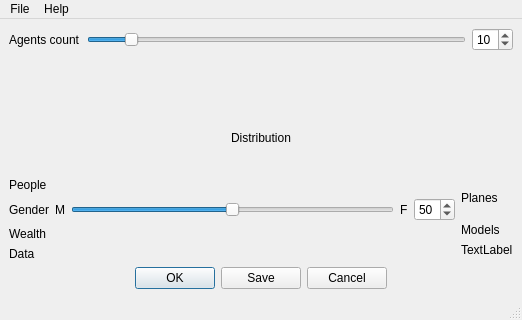
Old version of the form agent_app/assets/ui/generator.ui in the repository xentellion/mas.
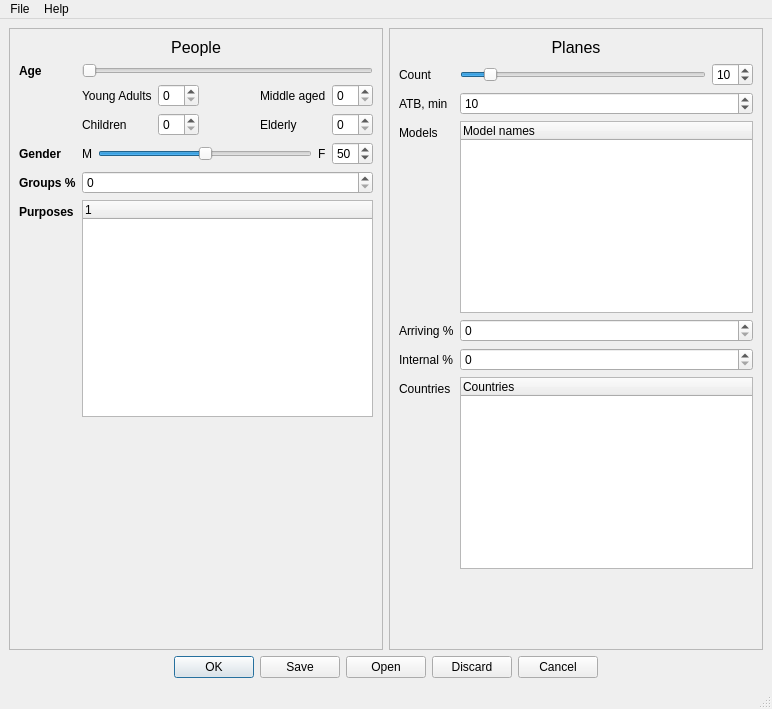
New version of the form. Icons and pictures are not drawn. Custom widgets are drawn as their Qt base class.

Commit message: FEAT: Generator Window

```diff
--- a/agent_app/assets/ui/generator.ui
+++ b/agent_app/assets/ui/generator.ui
@@ -6,122 +6,160 @@
    <rect>
     <x>0</x>
     <y>0</y>
-    <width>522</width>
-    <height>320</height>
+    <width>772</width>
+    <height>709</height>
    </rect>
   </property>
   <property name="sizePolicy">
-   <sizepolicy hsizetype="Preferred" vsizetype="Preferred">
+   <sizepolicy hsizetype="Fixed" vsizetype="Minimum">
     <horstretch>0</horstretch>
     <verstretch>0</verstretch>
    </sizepolicy>
   </property>
+  <property name="minimumSize">
+   <size>
+    <width>0</width>
+    <height>0</height>
+   </size>
+  </property>
   <property name="windowTitle">
    <string>MainWindow</string>
   </property>
   <widget class="QWidget" name="centralwidget">
+   <property name="sizePolicy">
+    <sizepolicy hsizetype="Fixed" vsizetype="Fixed">
+     <horstretch>0</horstretch>
+     <verstretch>0</verstretch>
+    </sizepolicy>
+   </property>
+   <layout class="QVBoxLayout" name="verticalLayout_5">
+    <item>
+     <layout class="QHBoxLayout" name="horizontalLayout_3" stretch="0,0">
+      <item>
+       <widget class="QFrame" name="frame">
+        <property name="sizePolicy">
+         <sizepolicy hsizetype="Expanding" vsizetype="Minimum">
+          <horstretch>0</horstretch>
+          <verstretch>0</verstretch>
+         </sizepolicy>
+        </property>
+        <property name="frameShape">
+         <enum>QFrame::Shape::StyledPanel</enum>
+        </property>
+        <property name="frameShadow">
+         <enum>QFrame::Shadow::Raised</enum>
+        </property>
    <layout class="QVBoxLayout" name="verticalLayout">
     <item>
-     <layout class="QFormLayout" name="formLayout">
-      <property name="sizeConstraint">
-       <enum>QLayout::SizeConstraint::SetDefaultConstraint</enum>
-      </property>
-      <property name="fieldGrowthPolicy">
-       <enum>QFormLayout::FieldGrowthPolicy::ExpandingFieldsGrow</enum>
-      </property>
-      <property name="rowWrapPolicy">
-       <enum>QFormLayout::RowWrapPolicy::DontWrapRows</enum>
-      </property>
-      <property name="formAlignment">
-       <set>Qt::AlignmentFlag::AlignLeading|Qt::AlignmentFlag::AlignLeft|Qt::AlignmentFlag::AlignTop</set>
-      </property>
-      <item row="0" column="0">
-       <widget class="QLabel" name="label">
-        <property name="sizePolicy">
-         <sizepolicy hsizetype="Preferred" vsizetype="Minimum">
-          <horstretch>0</horstretch>
-          <verstretch>0</verstretch>
-         </sizepolicy>
-        </property>
-        <property name="text">
-         <string>Agents count</string>
-        </property>
-       </widget>
-      </item>
-      <item row="0" column="1">
-       <layout class="QHBoxLayout" name="horizontalLayout_2">
-        <item>
-         <widget class="QSlider" name="agentCountSlider">
-          <property name="value">
-           <number>10</number>
-          </property>
-          <property name="orientation">
-           <enum>Qt::Orientation::Horizontal</enum>
-          </property>
-         </widget>
-        </item>
-        <item>
-         <widget class="QSpinBox" name="agentCountSpin">
-          <property name="value">
-           <number>10</number>
-          </property>
-         </widget>
-        </item>
-       </layout>
-      </item>
-     </layout>
-    </item>
-    <item>
-     <widget class="QLabel" name="label_2">
-      <property name="sizePolicy">
-       <sizepolicy hsizetype="Preferred" vsizetype="Minimum">
-        <horstretch>0</horstretch>
-        <verstretch>0</verstretch>
-       </sizepolicy>
-      </property>
-      <property name="text">
-       <string>Distribution</string>
-      </property>
-      <property name="alignment">
-       <set>Qt::AlignmentFlag::AlignCenter</set>
-      </property>
-     </widget>
-    </item>
-    <item>
-     <layout class="QHBoxLayout" name="horizontalLayout_3">
-      <item>
        <layout class="QVBoxLayout" name="verticalLayout_3">
         <item>
          <widget class="QLabel" name="label_7">
+             <property name="sizePolicy">
+              <sizepolicy hsizetype="Preferred" vsizetype="Fixed">
+               <horstretch>0</horstretch>
+               <verstretch>0</verstretch>
+              </sizepolicy>
+             </property>
+             <property name="font">
+              <font>
+               <pointsize>12</pointsize>
+               <bold>false</bold>
+              </font>
+             </property>
           <property name="text">
            <string>People</string>
           </property>
+             <property name="alignment">
+              <set>Qt::AlignmentFlag::AlignCenter</set>
+             </property>
          </widget>
         </item>
         <item>
          <layout class="QFormLayout" name="formLayout_2">
+             <property name="sizeConstraint">
+              <enum>QLayout::SizeConstraint::SetMinimumSize</enum>
+             </property>
           <item row="0" column="0">
+              <widget class="QLabel" name="ageDistributionLabel">
+               <property name="font">
+                <font>
+                 <bold>true</bold>
+                </font>
+               </property>
+               <property name="text">
+                <string>Age</string>
+               </property>
+              </widget>
+             </item>
+             <item row="0" column="1">
+              <widget class="QRangeSlider" name="ageSlider">
+               <property name="orientation">
+                <enum>Qt::Orientation::Horizontal</enum>
+               </property>
+              </widget>
+             </item>
+             <item row="3" column="0">
+              <widget class="QLabel" name="familiesGroupsLabel">
+               <property name="font">
+                <font>
+                 <bold>true</bold>
+                </font>
+               </property>
+               <property name="text">
+                <string>Groups %</string>
+               </property>
+              </widget>
+             </item>
+             <item row="3" column="1">
+              <widget class="QSpinBox" name="familiesGroupsSpinBox"/>
+             </item>
+             <item row="4" column="0">
+              <widget class="QLabel" name="purposesLabel">
+               <property name="font">
+                <font>
+                 <bold>true</bold>
+                </font>
+               </property>
+               <property name="text">
+                <string>Purposes</string>
+               </property>
+              </widget>
+             </item>
+             <item row="4" column="1">
+              <widget class="QTreeWidget" name="purposesTree">
+               <column>
+                <property name="text">
+                 <string notr="true">1</string>
+                </property>
+               </column>
+              </widget>
+             </item>
+             <item row="5" column="1">
+              <spacer name="verticalSpacer_2">
+               <property name="orientation">
+                <enum>Qt::Orientation::Vertical</enum>
+               </property>
+               <property name="sizeHint" stdset="0">
+                <size>
+                 <width>20</width>
+                 <height>40</height>
+                </size>
+               </property>
+              </spacer>
+             </item>
+             <item row="2" column="0">
            <widget class="QLabel" name="label_3">
+               <property name="font">
+                <font>
+                 <bold>true</bold>
+                </font>
+               </property>
             <property name="text">
              <string>Gender</string>
             </property>
            </widget>
           </item>
-          <item row="1" column="0">
-           <widget class="QLabel" name="label_4">
-            <property name="text">
-             <string>Wealth</string>
-            </property>
-           </widget>
-          </item>
-          <item row="2" column="0">
-           <widget class="QLabel" name="label_9">
-            <property name="text">
-             <string>Data</string>
-            </property>
-           </widget>
-          </item>
-          <item row="0" column="1">
+             <item row="2" column="1">
            <layout class="QHBoxLayout" name="horizontalLayout_8">
             <item>
              <widget class="QLabel" name="label_12">
@@ -165,17 +203,123 @@
             </item>
            </layout>
           </item>
+             <item row="1" column="1">
+              <layout class="QGridLayout" name="gridLayout">
+               <item row="0" column="4">
+                <widget class="QSpinBox" name="middleSpin"/>
+               </item>
+               <item row="0" column="0">
+                <widget class="QLabel" name="label_2">
+                 <property name="text">
+                  <string>Young Adults</string>
+                 </property>
+                </widget>
+               </item>
+               <item row="0" column="2">
+                <spacer name="horizontalSpacer_4">
+                 <property name="orientation">
+                  <enum>Qt::Orientation::Horizontal</enum>
+                 </property>
+                 <property name="sizeHint" stdset="0">
+                  <size>
+                   <width>40</width>
+                   <height>20</height>
+                  </size>
+                 </property>
+                </spacer>
+               </item>
+               <item row="0" column="3">
+                <widget class="QLabel" name="label_4">
+                 <property name="text">
+                  <string>Middle aged</string>
+                 </property>
+                </widget>
+               </item>
+               <item row="0" column="1">
+                <widget class="QSpinBox" name="youngSpin"/>
+               </item>
+               <item row="1" column="0">
+                <widget class="QLabel" name="label">
+                 <property name="text">
+                  <string>Children</string>
+                 </property>
+                </widget>
+               </item>
+               <item row="1" column="1">
+                <widget class="QSpinBox" name="childSpin"/>
+               </item>
+               <item row="1" column="2">
+                <spacer name="horizontalSpacer_3">
+                 <property name="orientation">
+                  <enum>Qt::Orientation::Horizontal</enum>
+                 </property>
+                 <property name="sizeHint" stdset="0">
+                  <size>
+                   <width>40</width>
+                   <height>20</height>
+                  </size>
+                 </property>
+                </spacer>
+               </item>
+               <item row="1" column="3">
+                <widget class="QLabel" name="label_5">
+                 <property name="text">
+                  <string>Elderly</string>
+                 </property>
+                </widget>
+               </item>
+               <item row="1" column="4">
+                <widget class="QSpinBox" name="elderSpin"/>
+               </item>
          </layout>
         </item>
        </layout>
       </item>
+          </layout>
+         </item>
+        </layout>
+       </widget>
+      </item>
+      <item>
+       <widget class="QFrame" name="frame_2">
+        <property name="sizePolicy">
+         <sizepolicy hsizetype="Expanding" vsizetype="Minimum">
+          <horstretch>0</horstretch>
+          <verstretch>0</verstretch>
+         </sizepolicy>
+        </property>
+        <property name="frameShape">
+         <enum>QFrame::Shape::StyledPanel</enum>
+        </property>
+        <property name="frameShadow">
+         <enum>QFrame::Shadow::Raised</enum>
+        </property>
+        <layout class="QVBoxLayout" name="verticalLayout_2">
       <item>
        <layout class="QVBoxLayout" name="verticalLayout_4">
+           <property name="sizeConstraint">
+            <enum>QLayout::SizeConstraint::SetMinimumSize</enum>
+           </property>
         <item>
          <widget class="QLabel" name="label_8">
+             <property name="sizePolicy">
+              <sizepolicy hsizetype="Preferred" vsizetype="Fixed">
+               <horstretch>0</horstretch>
+               <verstretch>0</verstretch>
+              </sizepolicy>
+             </property>
+             <property name="font">
+              <font>
+               <pointsize>12</pointsize>
+               <bold>false</bold>
+              </font>
+             </property>
           <property name="text">
            <string>Planes</string>
           </property>
+             <property name="alignment">
+              <set>Qt::AlignmentFlag::AlignCenter</set>
+             </property>
          </widget>
         </item>
         <item>
@@ -183,20 +327,122 @@
           <item row="0" column="0">
            <widget class="QLabel" name="label_10">
             <property name="text">
-             <string>Models</string>
+                <string>Count</string>
             </property>
            </widget>
           </item>
           <item row="1" column="0">
+              <widget class="QLabel" name="frequencyLabel">
+               <property name="text">
+                <string>ATB, min</string>
+               </property>
+              </widget>
+             </item>
+             <item row="1" column="1">
+              <widget class="QSpinBox" name="planeFrequency">
+               <property name="value">
+                <number>10</number>
+               </property>
+              </widget>
+             </item>
+             <item row="2" column="0">
            <widget class="QLabel" name="label_11">
             <property name="text">
-             <string>TextLabel</string>
+                <string>Models</string>
             </property>
            </widget>
           </item>
+             <item row="2" column="1">
+              <widget class="QTreeWidget" name="modelsTree">
+               <property name="sizePolicy">
+                <sizepolicy hsizetype="Expanding" vsizetype="Maximum">
+                 <horstretch>0</horstretch>
+                 <verstretch>0</verstretch>
+                </sizepolicy>
+               </property>
+               <column>
+                <property name="text">
+                 <string>Model names</string>
+                </property>
+               </column>
+              </widget>
+             </item>
+             <item row="3" column="0">
+              <widget class="QLabel" name="arrivingLabel">
+               <property name="text">
+                <string>Arriving %</string>
+               </property>
+              </widget>
+             </item>
+             <item row="3" column="1">
+              <widget class="QSpinBox" name="arrivingSpin"/>
+             </item>
+             <item row="4" column="0">
+              <widget class="QLabel" name="wanttomakeitusiongdesignerandyoumadeupth">
+               <property name="text">
+                <string>Internal %</string>
+               </property>
+              </widget>
+             </item>
+             <item row="4" column="1">
+              <widget class="QSpinBox" name="internalSpin"/>
+             </item>
+             <item row="5" column="0">
+              <widget class="QLabel" name="countriesLabel">
+               <property name="text">
+                <string>Countries</string>
+               </property>
+              </widget>
+             </item>
+             <item row="5" column="1">
+              <widget class="QTreeWidget" name="countriesTree">
+               <column>
+                <property name="text">
+                 <string>Countries</string>
+                </property>
+               </column>
+              </widget>
+             </item>
+             <item row="6" column="1">
+              <spacer name="verticalSpacer">
+               <property name="orientation">
+                <enum>Qt::Orientation::Vertical</enum>
+               </property>
+               <property name="sizeHint" stdset="0">
+                <size>
+                 <width>20</width>
+                 <height>40</height>
+                </size>
+               </property>
+              </spacer>
+             </item>
+             <item row="0" column="1">
+              <layout class="QHBoxLayout" name="horizontalLayout_2">
+               <item>
+                <widget class="QSlider" name="agentCountSlider">
+                 <property name="value">
+                  <number>10</number>
+                 </property>
+                 <property name="orientation">
+                  <enum>Qt::Orientation::Horizontal</enum>
+                 </property>
+                </widget>
+               </item>
+               <item>
+                <widget class="QSpinBox" name="agentCountSpin">
+                 <property name="value">
+                  <number>10</number>
+                 </property>
+                </widget>
+               </item>
          </layout>
         </item>
        </layout>
+           </item>
+          </layout>
+         </item>
+        </layout>
+       </widget>
       </item>
      </layout>
     </item>
@@ -218,7 +464,7 @@
       <item>
        <widget class="QDialogButtonBox" name="buttonBox">
         <property name="standardButtons">
-         <set>QDialogButtonBox::StandardButton::Cancel|QDialogButtonBox::StandardButton::Ok|QDialogButtonBox::StandardButton::Save</set>
+         <set>QDialogButtonBox::StandardButton::Cancel|QDialogButtonBox::StandardButton::Discard|QDialogButtonBox::StandardButton::Ok|QDialogButtonBox::StandardButton::Open|QDialogButtonBox::StandardButton::Save</set>
         </property>
        </widget>
       </item>
@@ -244,7 +490,7 @@
     <rect>
      <x>0</x>
      <y>0</y>
-     <width>522</width>
+     <width>772</width>
      <height>30</height>
     </rect>
    </property>
@@ -287,6 +533,13 @@
    </property>
   </action>
  </widget>
+ <customwidgets>
+  <customwidget>
+   <class>QRangeSlider</class>
+   <extends>QSlider</extends>
+   <header>superqt</header>
+  </customwidget>
+ </customwidgets>
  <resources/>
  <connections/>
 </ui>
```
Left out of the diff: 20 changed lines with no effect on the pictures. Lines whose indentation alone changed are shown as unchanged. The commit also changes 12 other files.
